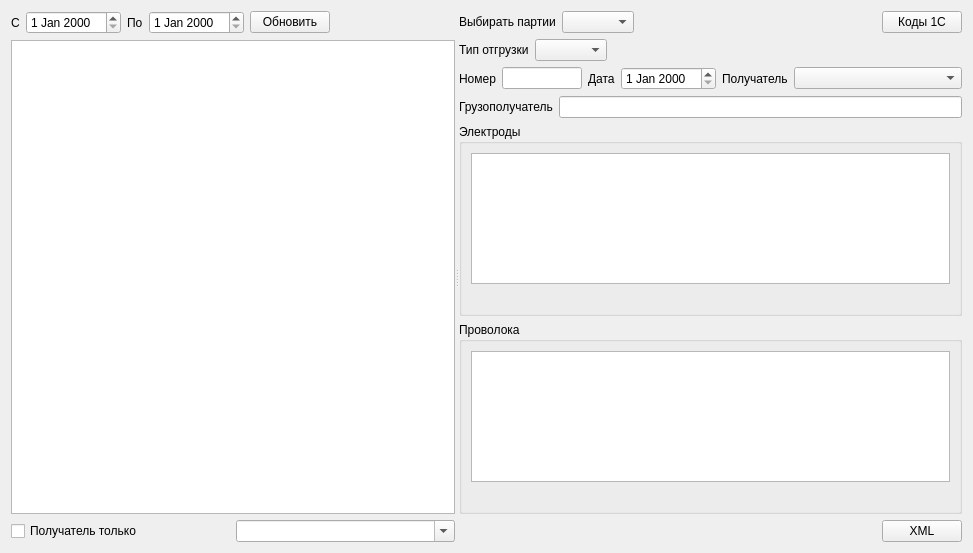
Old version of the form formshipcons.ui in the repository Sergeyego/warehouse.
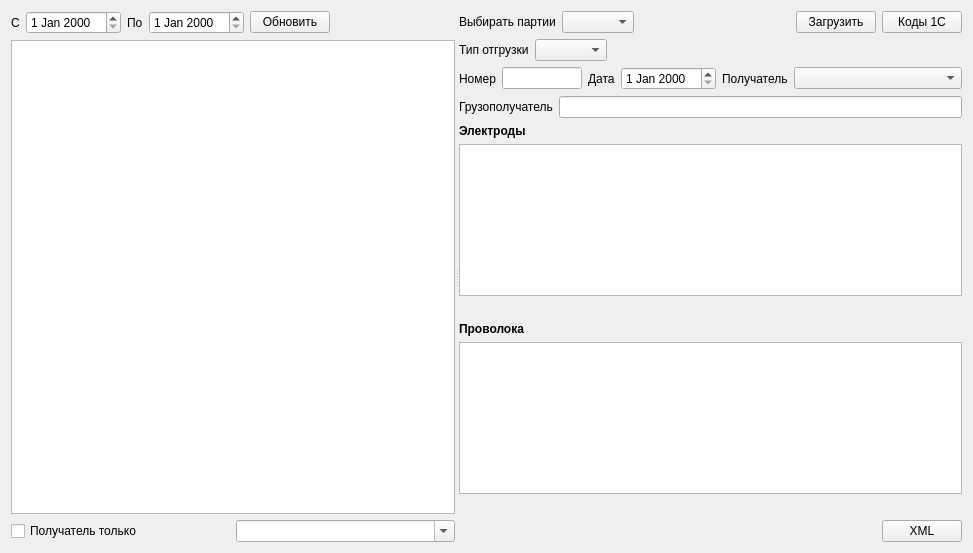
New version of the form. Custom widgets are drawn as their Qt base class.

```diff
--- a/formshipcons.ui
+++ b/formshipcons.ui
@@ -19,7 +19,7 @@
      <property name="orientation">
       <enum>Qt::Horizontal</enum>
      </property>
-     <widget class="QWidget" name="">
+     <widget class="QWidget" name="layoutWidget">
       <layout class="QVBoxLayout" name="verticalLayout">
        <item>
         <layout class="QHBoxLayout" name="horizontalLayout">
@@ -88,7 +88,7 @@
        </item>
       </layout>
      </widget>
-     <widget class="QWidget" name="">
+     <widget class="QWidget" name="layoutWidget">
       <layout class="QVBoxLayout" name="verticalLayout_4">
        <item>
         <layout class="QHBoxLayout" name="horizontalLayout_3">
@@ -115,6 +115,13 @@
            </property>
           </spacer>
          </item>
+         <item>
+          <widget class="QPushButton" name="pushButtonLoad">
+           <property name="text">
+            <string>Загрузить</string>
+           </property>
+          </widget>
+         </item>
          <item>
           <widget class="QPushButton" name="pushButtonCods">
            <property name="text">
@@ -218,41 +225,49 @@
         </layout>
        </item>
        <item>
-        <widget class="QGroupBox" name="groupBox">
-         <property name="title">
+        <widget class="QLabel" name="labelEl">
+         <property name="font">
+          <font>
+           <weight>75</weight>
+           <bold>true</bold>
+          </font>
+         </property>
+         <property name="text">
           <string>Электроды</string>
          </property>
-         <layout class="QVBoxLayout" name="verticalLayout_2">
+        </widget>
+       </item>
           <item>
            <widget class="DbViewer" name="tableViewEl"/>
           </item>
           <item>
-           <widget class="QLabel" name="labelOstEl">
+        <widget class="QLabel" name="labelStatEl">
             <property name="text">
              <string/>
             </property>
            </widget>
           </item>
-         </layout>
-        </widget>
-       </item>
        <item>
-        <widget class="QGroupBox" name="groupBox_2">
-         <property name="title">
+        <widget class="QLabel" name="labelWire">
+         <property name="font">
+          <font>
+           <weight>75</weight>
+           <bold>true</bold>
+          </font>
+         </property>
+         <property name="text">
           <string>Проволока</string>
          </property>
-         <layout class="QVBoxLayout" name="verticalLayout_3">
+        </widget>
+       </item>
           <item>
            <widget class="DbViewer" name="tableViewWire"/>
           </item>
           <item>
-           <widget class="QLabel" name="labelOstWire">
+        <widget class="QLabel" name="labelStatWire">
             <property name="text">
              <string/>
             </property>
-           </widget>
-          </item>
-         </layout>
         </widget>
        </item>
        <item>
```
Lines whose indentation alone changed are shown as unchanged.
